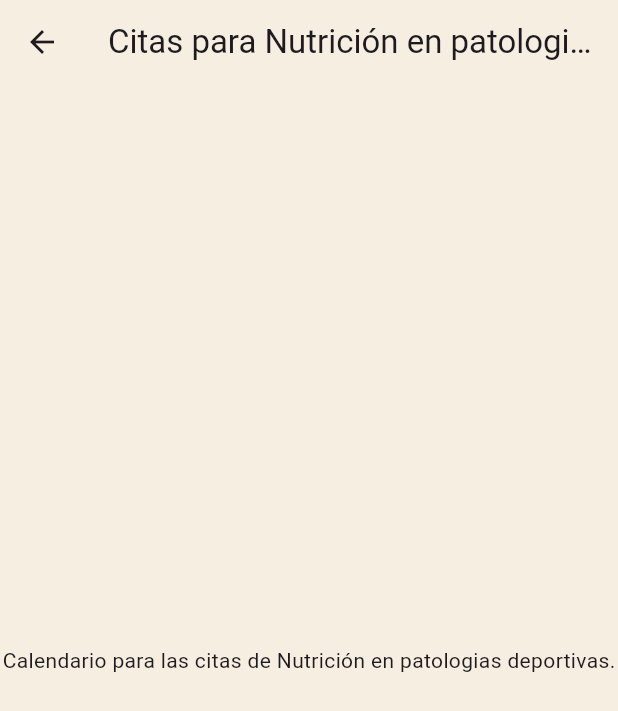
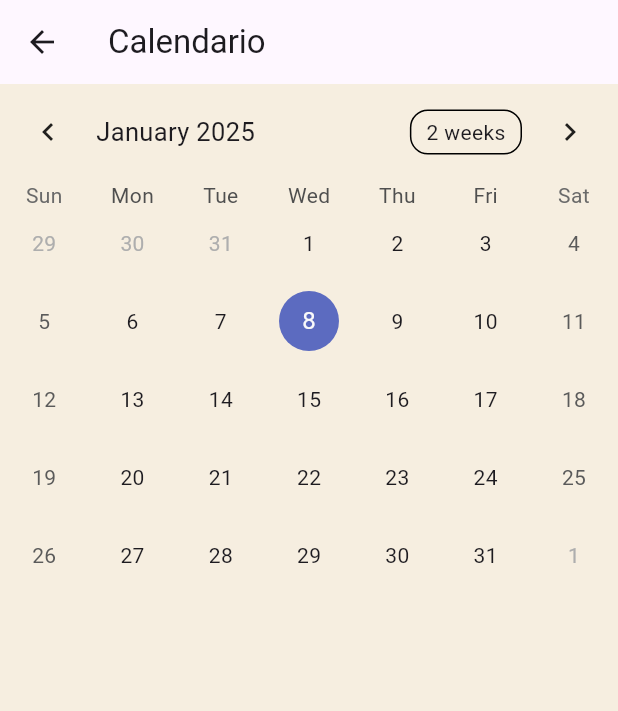
Before and after one commit to MarioGangosoRibera/flutter_proyecto, a Flutter app: the PantallaServiciosContent screen opened directly, scrolled down 576 dp, after a tap on "Pedir cita", on a phone screen of 412 x 824 dp. Shown: the top 711 px of the screen. Run offline on Flutter 3.47's test engine with Material 3 defaults, Android fonts, the light colour scheme and no system bars; drawn by our look-alikes of table_calendar; our stand-ins replace sqflite, sqflite_common_ffi; accounts and stored records are empty.

Commit message:
Añadido calendario sin acabar

```diff
--- a/lib/PantallaCitas.dart
+++ b/lib/PantallaCitas.dart
@@ -5,24 +5,80 @@ import 'Colores.dart';
 import 'package:flutter/material.dart';
 
 class PantallaCitas extends StatefulWidget {
-  final String servicio; // Variable para almacenar el servicio seleccionado
+@override
+  _CalendarScreenState createState() => _CalendarScreenState();
+}
 
-  // Constructor que acepta el servicio como parámetro
-  PantallaCitas({required this.servicio});
+class _CalendarScreenState extends State<PantallaCitas> {
+  late final ValueNotifier<List<Event>> _selectedEvents;
+  DateTime _focusedDay = DateTime.now();
+  DateTime? _selectedDay;
 
   @override
-  _PantallaCitasState createState() => _PantallaCitasState();
-}
+  void initState() {
+    super.initState();
+    _selectedDay = _focusedDay;
+    _selectedEvents = ValueNotifier(_getEventsForDay(_selectedDay!));
+  }
 
-class _PantallaCitasState extends State<PantallaCitas> {
+  List<Event> _getEventsForDay(DateTime day) {
+    // Aquí puedes definir los eventos para cada día
+    return [];
+  }
+
+  void _onDaySelected(DateTime selectedDay, DateTime focusedDay) {
+    if (!isSameDay(_selectedDay, selectedDay)) {
+      setState(() {
+        _selectedDay = selectedDay;
+        _focusedDay = focusedDay;
+        _selectedEvents.value = _getEventsForDay(selectedDay);
+      });
+    }
+  }
+
   @override
   Widget build(BuildContext context) {
     return Scaffold(
-      appBar: AppBar(title: Text('Citas para ${widget.servicio}'),
-      backgroundColor: colorFondo),
-      body: Center(
-        child: Text('Calendario para las citas de ${widget.servicio}.'),
+      appBar: AppBar(
+        title: Text('Calendario'),
+      ),
+      body: Column(
+        children: [
+          TableCalendar<Event>(
+            firstDay: DateTime.utc(2020, 1, 1),
+            lastDay: DateTime.utc(2030, 12, 31),
+            focusedDay: _focusedDay,
+            selectedDayPredicate: (day) => isSameDay(_selectedDay, day),
+            onDaySelected: _onDaySelected,
+            eventLoader: (day) => _getEventsForDay(day),
+          ),
+          const SizedBox(height: 8.0),
+          Expanded(
+            child: ValueListenableBuilder<List<Event>>(
+              valueListenable: _selectedEvents,
+              builder: (context, value, _) {
+                return ListView.builder(
+                  itemCount: value.length,
+                  itemBuilder: (context, index) {
+                    return ListTile(
+                      title: Text(value[index].toString()),
+                    );
+                  },
+                );
+              },
+            ),
+          ),
+        ],
       ),
     );
   }
 }
+
+class Event {
+  final String title;
+
+  Event(this.title);
+
+  @override
+  String toString() => title;
+}
--- a/lib/PantallaServicios.dart
+++ b/lib/PantallaServicios.dart
@@ -126,7 +126,7 @@ class PantallaServiciosContent extends StatelessWidget {
                         Navigator.push(
                           context,
                           MaterialPageRoute(
-                            builder: (context) => PantallaCitas(servicio: 'Pérdida de peso y recomposición corporal'),
+                            builder: (context) => PantallaCitas(),
                           ),
                         );
                       },
@@ -177,7 +177,7 @@ class PantallaServiciosContent extends StatelessWidget {
                         Navigator.push(
                           context,
                           MaterialPageRoute(
-                            builder: (context) => PantallaCitas(servicio: 'Nutrición en patologias deportivas')
+                            builder: (context) => PantallaCitas()
                           ),
                         );
                       },
@@ -228,7 +228,7 @@ class PantallaServiciosContent extends StatelessWidget {
                         Navigator.push(
                           context,
                           MaterialPageRoute(
-                            builder: (context) => PantallaCitas(servicio: 'Alimentación vegetariana y vegana'),
+                            builder: (context) => PantallaCitas(),
                           ),
                         );
                       },
@@ -279,7 +279,7 @@ class PantallaServiciosContent extends StatelessWidget {
                         Navigator.push(
                           context,
                           MaterialPageRoute(
-                            builder: (context) => PantallaCitas(servicio: 'Nutrición clínica'),
+                            builder: (context) => PantallaCitas(),
                           ),
                         );
                       },
@@ -330,7 +330,7 @@ class PantallaServiciosContent extends StatelessWidget {
                         Navigator.push(
                           context,
                           MaterialPageRoute(
-                            builder: (context) => PantallaCitas(servicio: 'Transtornos de la conducta alimentaria'),
+                            builder: (context) => PantallaCitas(),
                           ),
                         );
                       },
```
